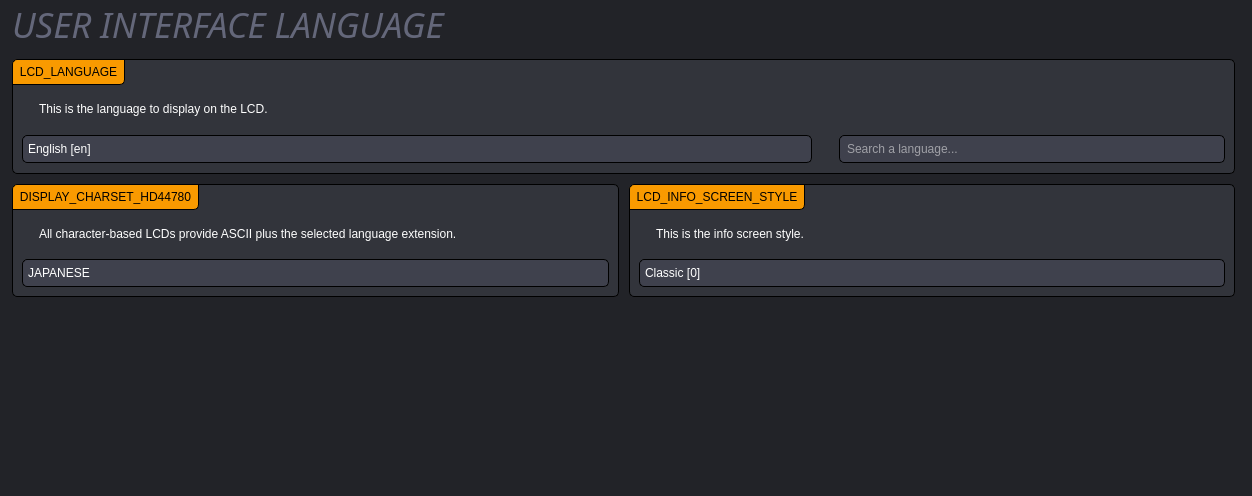
Above: gui/UserInterfaceLanguagePage.ui from SimonBuxx/iloop-marlin-configurator before the change. Below: the same form after it.
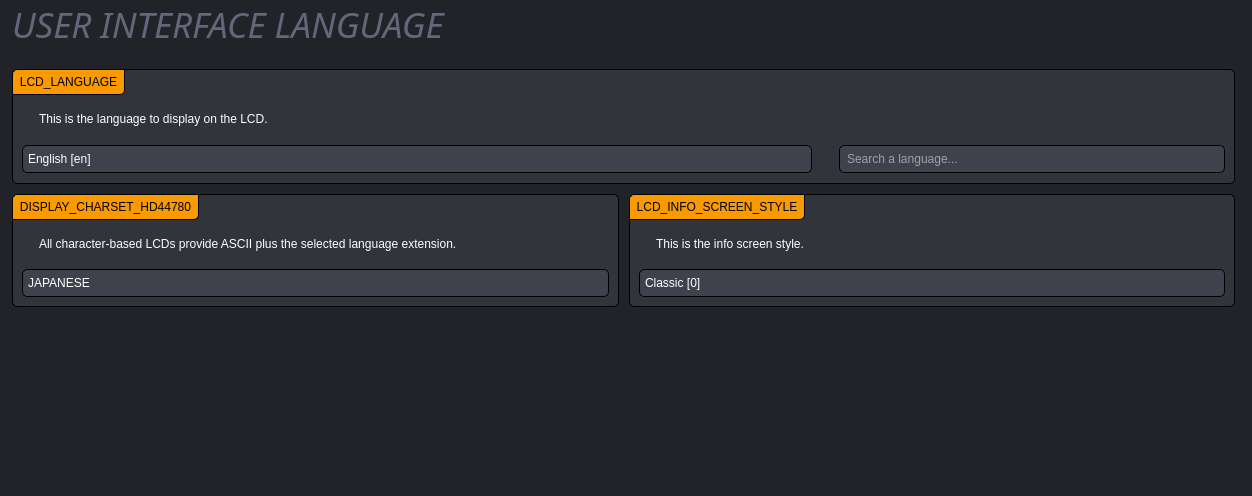
That is the form after the change. Icons and pictures are not drawn. Custom widgets are drawn as their Qt base class.

Commit message: Implementation for encoder page

The edit to the form file:
```diff
--- a/gui/UserInterfaceLanguagePage.ui
+++ b/gui/UserInterfaceLanguagePage.ui
@@ -275,8 +275,8 @@
    <property name="spacing">
     <number>10</number>
    </property>
-   <item row="5" column="1">
-    <spacer name="verticalSpacer_2">
+   <item row="3" column="0" colspan="2">
+    <spacer name="verticalSpacer_3">
      <property name="orientation">
       <enum>Qt::Vertical</enum>
      </property>
@@ -291,7 +291,7 @@
      </property>
     </spacer>
    </item>
-   <item row="2" column="0" colspan="3">
+   <item row="2" column="0" colspan="2">
     <widget class="QWidget" name="widget" native="true">
      <layout class="QGridLayout" name="gridLayout_5">
       <property name="leftMargin">
@@ -389,7 +389,153 @@
      </layout>
     </widget>
    </item>
-   <item row="12" column="0" colspan="3">
+   <item row="5" column="0" colspan="2">
+    <widget class="QWidget" name="widget_2" native="true">
+     <layout class="QGridLayout" name="gridLayout_2" columnstretch="1,1">
+      <property name="leftMargin">
+       <number>0</number>
+      </property>
+      <property name="topMargin">
+       <number>0</number>
+      </property>
+      <property name="rightMargin">
+       <number>0</number>
+      </property>
+      <property name="bottomMargin">
+       <number>0</number>
+      </property>
+      <property name="spacing">
+       <number>10</number>
+      </property>
+      <item row="0" column="0">
+       <widget class="QGroupBox" name="groupBox_2">
+        <property name="focusPolicy">
+         <enum>Qt::StrongFocus</enum>
+        </property>
+        <property name="styleSheet">
+         <string notr="true">QGroupBox:!disabled {
+	background: rgb(50, 52, 59);
+}</string>
+        </property>
+        <property name="title">
+         <string>DISPLAY_CHARSET_HD44780</string>
+        </property>
+        <layout class="QGridLayout" name="gridLayout_3">
+         <property name="spacing">
+          <number>10</number>
+         </property>
+         <item row="0" column="0">
+          <widget class="QLabel" name="label">
+           <property name="sizePolicy">
+            <sizepolicy hsizetype="Fixed" vsizetype="Fixed">
+             <horstretch>0</horstretch>
+             <verstretch>0</verstretch>
+            </sizepolicy>
+           </property>
+           <property name="text">
+            <string/>
+           </property>
+           <property name="pixmap">
+            <pixmap resource="../resources/resources.qrc">:/info_FILL0_wght100_GRAD0_opsz20.svg</pixmap>
+           </property>
+          </widget>
+         </item>
+         <item row="0" column="1">
+          <widget class="QLabel" name="label_2">
+           <property name="text">
+            <string>All character-based LCDs provide ASCII plus the selected language extension.</string>
+           </property>
+           <property name="wordWrap">
+            <bool>true</bool>
+           </property>
+          </widget>
+         </item>
+         <item row="1" column="0" colspan="2">
+          <widget class="Dropdown" name="uDisplayCharsetHd44780Dropdown">
+           <item>
+            <property name="text">
+             <string>JAPANESE</string>
+            </property>
+           </item>
+           <item>
+            <property name="text">
+             <string>WESTERN</string>
+            </property>
+           </item>
+           <item>
+            <property name="text">
+             <string>CYRILLIC</string>
+            </property>
+           </item>
+          </widget>
+         </item>
+        </layout>
+       </widget>
+      </item>
+      <item row="0" column="1">
+       <widget class="QGroupBox" name="groupBox_3">
+        <property name="focusPolicy">
+         <enum>Qt::StrongFocus</enum>
+        </property>
+        <property name="styleSheet">
+         <string notr="true">QGroupBox:!disabled {
+	background: rgb(50, 52, 59);
+}</string>
+        </property>
+        <property name="title">
+         <string>LCD_INFO_SCREEN_STYLE</string>
+        </property>
+        <layout class="QGridLayout" name="gridLayout_4">
+         <property name="spacing">
+          <number>10</number>
+         </property>
+         <item row="0" column="1">
+          <widget class="QLabel" name="label_4">
+           <property name="text">
+            <string>This is the info screen style.</string>
+           </property>
+           <property name="wordWrap">
+            <bool>true</bool>
+           </property>
+          </widget>
+         </item>
+         <item row="0" column="0">
+          <widget class="QLabel" name="label_3">
+           <property name="sizePolicy">
+            <sizepolicy hsizetype="Fixed" vsizetype="Fixed">
+             <horstretch>0</horstretch>
+             <verstretch>0</verstretch>
+            </sizepolicy>
+           </property>
+           <property name="text">
+            <string/>
+           </property>
+           <property name="pixmap">
+            <pixmap resource="../resources/resources.qrc">:/info_FILL0_wght100_GRAD0_opsz20.svg</pixmap>
+           </property>
+          </widget>
+         </item>
+         <item row="1" column="0" colspan="2">
+          <widget class="Dropdown" name="uLcdInfoScreenStyleDropdown">
+           <item>
+            <property name="text">
+             <string>Classic [0]</string>
+            </property>
+           </item>
+           <item>
+            <property name="text">
+             <string>Průša [1]</string>
+            </property>
+           </item>
+          </widget>
+         </item>
+        </layout>
+       </widget>
+      </item>
+     </layout>
+    </widget>
+   </item>
+   <item row="12" column="0" colspan="2">
     <spacer name="verticalSpacer">
      <property name="orientation">
       <enum>Qt::Vertical</enum>
@@ -402,7 +548,7 @@
      </property>
     </spacer>
    </item>
-   <item row="3" column="0" colspan="3">
+   <item row="4" column="0" colspan="2">
     <widget class="QGroupBox" name="groupBox">
      <property name="focusPolicy">
       <enum>Qt::StrongFocus</enum>
@@ -641,152 +787,6 @@
      </layout>
     </widget>
    </item>
-   <item row="4" column="0" colspan="3">
-    <widget class="QWidget" name="widget_2" native="true">
-     <layout class="QGridLayout" name="gridLayout_2" columnstretch="1,1">
-      <property name="leftMargin">
-       <number>0</number>
-      </property>
-      <property name="topMargin">
-       <number>0</number>
-      </property>
-      <property name="rightMargin">
-       <number>0</number>
-      </property>
-      <property name="bottomMargin">
-       <number>0</number>
-      </property>
-      <property name="spacing">
-       <number>10</number>
-      </property>
-      <item row="0" column="0">
-       <widget class="QGroupBox" name="groupBox_2">
-        <property name="focusPolicy">
-         <enum>Qt::StrongFocus</enum>
-        </property>
-        <property name="styleSheet">
-         <string notr="true">QGroupBox:!disabled {
-	background: rgb(50, 52, 59);
-}</string>
-        </property>
-        <property name="title">
-         <string>DISPLAY_CHARSET_HD44780</string>
-        </property>
-        <layout class="QGridLayout" name="gridLayout_3">
-         <property name="spacing">
-          <number>10</number>
-         </property>
-         <item row="0" column="0">
-          <widget class="QLabel" name="label">
-           <property name="sizePolicy">
-            <sizepolicy hsizetype="Fixed" vsizetype="Fixed">
-             <horstretch>0</horstretch>
-             <verstretch>0</verstretch>
-            </sizepolicy>
-           </property>
-           <property name="text">
-            <string/>
-           </property>
-           <property name="pixmap">
-            <pixmap resource="../resources/resources.qrc">:/info_FILL0_wght100_GRAD0_opsz20.svg</pixmap>
-           </property>
-          </widget>
-         </item>
-         <item row="0" column="1">
-          <widget class="QLabel" name="label_2">
-           <property name="text">
-            <string>All character-based LCDs provide ASCII plus the selected language extension.</string>
-           </property>
-           <property name="wordWrap">
-            <bool>true</bool>
-           </property>
-          </widget>
-         </item>
-         <item row="1" column="0" colspan="2">
-          <widget class="Dropdown" name="uDisplayCharsetHd44780Dropdown">
-           <item>
-            <property name="text">
-             <string>JAPANESE</string>
-            </property>
-           </item>
-           <item>
-            <property name="text">
-             <string>WESTERN</string>
-            </property>
-           </item>
-           <item>
-            <property name="text">
-             <string>CYRILLIC</string>
-            </property>
-           </item>
-          </widget>
-         </item>
-        </layout>
-       </widget>
-      </item>
-      <item row="0" column="1">
-       <widget class="QGroupBox" name="groupBox_3">
-        <property name="focusPolicy">
-         <enum>Qt::StrongFocus</enum>
-        </property>
-        <property name="styleSheet">
-         <string notr="true">QGroupBox:!disabled {
-	background: rgb(50, 52, 59);
-}</string>
-        </property>
-        <property name="title">
-         <string>LCD_INFO_SCREEN_STYLE</string>
-        </property>
-        <layout class="QGridLayout" name="gridLayout_4">
-         <property name="spacing">
-          <number>10</number>
-         </property>
-         <item row="0" column="1">
-          <widget class="QLabel" name="label_4">
-           <property name="text">
-            <string>This is the info screen style.</string>
-           </property>
-           <property name="wordWrap">
-            <bool>true</bool>
-           </property>
-          </widget>
-         </item>
-         <item row="0" column="0">
-          <widget class="QLabel" name="label_3">
-           <property name="sizePolicy">
-            <sizepolicy hsizetype="Fixed" vsizetype="Fixed">
-             <horstretch>0</horstretch>
-             <verstretch>0</verstretch>
-            </sizepolicy>
-           </property>
-           <property name="text">
-            <string/>
-           </property>
-           <property name="pixmap">
-            <pixmap resource="../resources/resources.qrc">:/info_FILL0_wght100_GRAD0_opsz20.svg</pixmap>
-           </property>
-          </widget>
-         </item>
-         <item row="1" column="0" colspan="2">
-          <widget class="Dropdown" name="uLcdInfoScreenStyleDropdown">
-           <item>
-            <property name="text">
-             <string>Classic [0]</string>
-            </property>
-           </item>
-           <item>
-            <property name="text">
-             <string>Průša [1]</string>
-            </property>
-           </item>
-          </widget>
-         </item>
-        </layout>
-       </widget>
-      </item>
-     </layout>
-    </widget>
-   </item>
   </layout>
  </widget>
  <customwidgets>
```
The commit also changes 11 other files.
